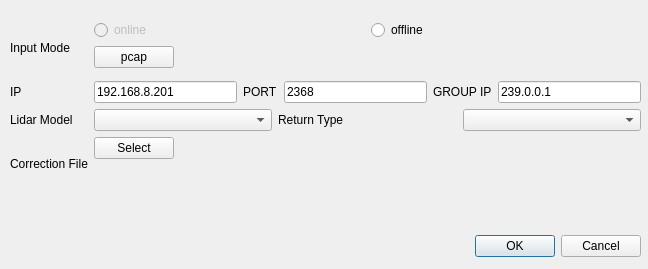
The window that ui/add_dialog.ui (FengD/point_cloud_player) describes before a commit, drawn with Qt 5.
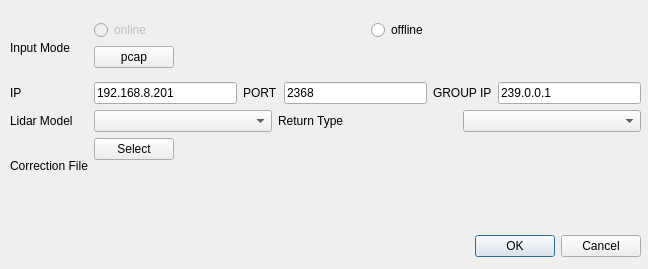
The same window after the commit.

```diff
--- a/ui/add_dialog.ui
+++ b/ui/add_dialog.ui
@@ -35,7 +35,7 @@
      <x>10</x>
      <y>20</y>
      <width>631</width>
-     <height>171</height>
+     <height>174</height>
     </rect>
    </property>
    <layout class="QGridLayout" name="gridLayout">
```
Left out of the diff: 8 changed lines with no effect on the pictures.
